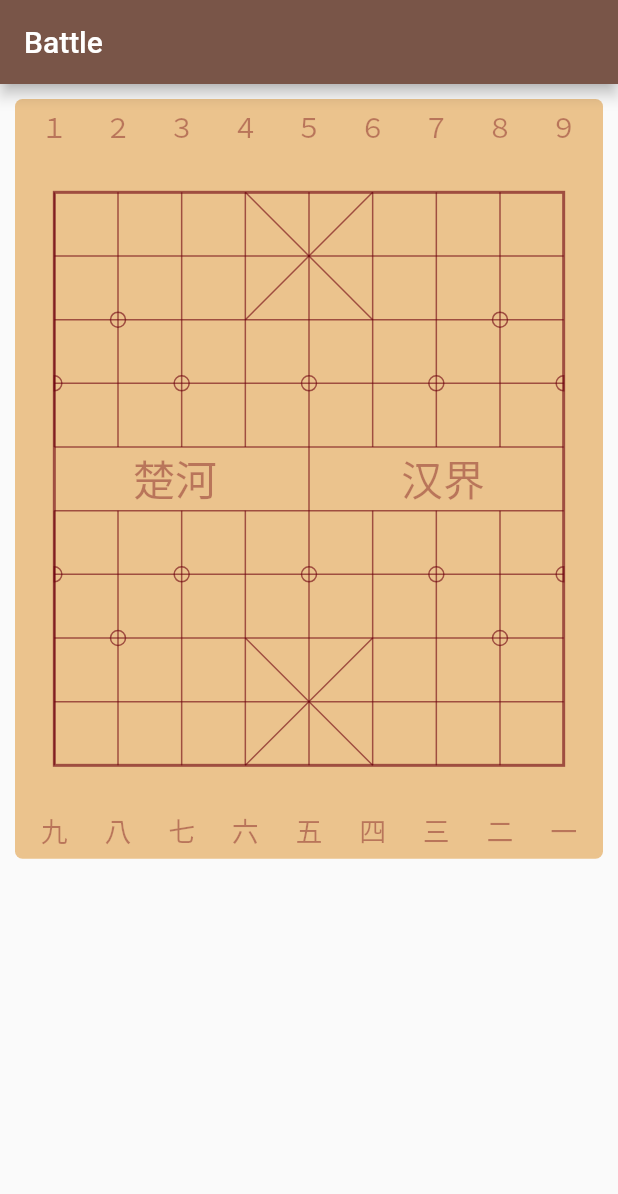
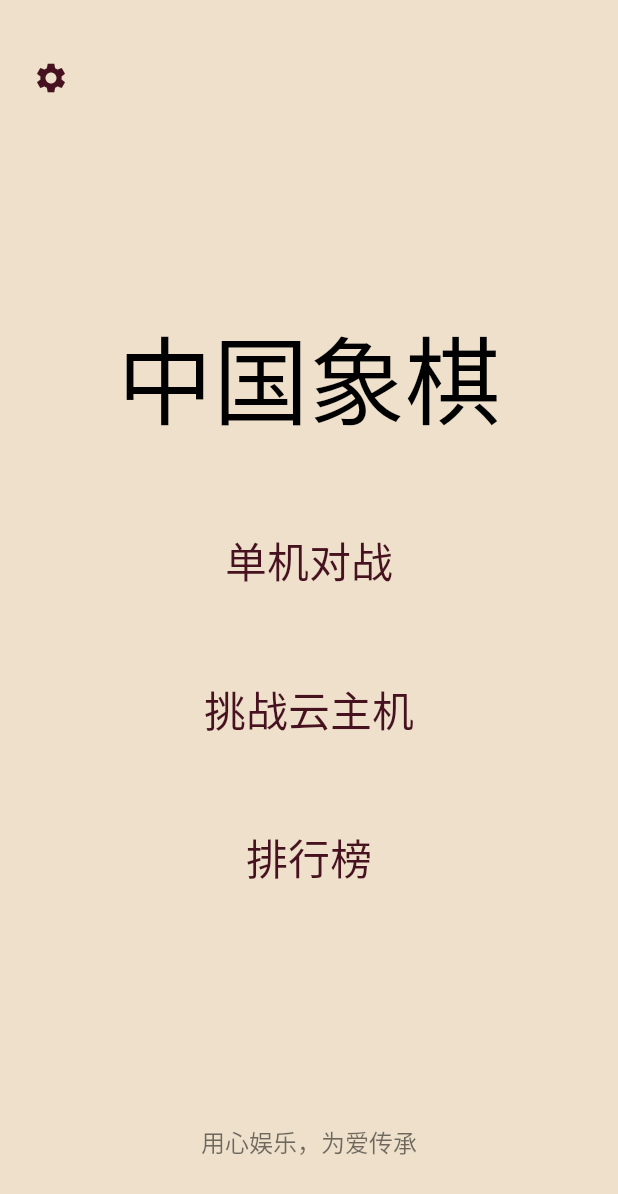
Before and after one commit to YoungPeak/chessboard, a Flutter app: the screen it shows after launch, on a phone screen of 412 x 824 dp. Shown: the top 1194 px of the screen. Run offline on Flutter 3.47's test engine with Material 2 defaults, Android fonts, the phone set to English and light mode, and no system bars; Roboto replaces fonts that are missing (QiTi).

Commit message:
feat: 添加首页

```diff
--- a/lib/common/color-consts.dart
+++ b/lib/common/color-consts.dart
@@ -3,6 +3,20 @@ import 'dart:ui';
 import 'package:flutter/material.dart';
 
 class ColorConsts {
+
+  // Logo 的颜色，一般都是品牌色
+  static const LogoColor = Color(0xFF6D000D);
+
+  // 主色，App 定调的颜色，一般从 Logo 中提升
+  static const Primary = Color(0xFF461220);
+  // 辅助色
+  static const Secondary = Color(0x99461220);
+
+  // 深色背景
+  static const DarkBackground = Colors.brown;
+  // 浅色背景
+  static const LightBackground = Color(0xFFEEE0CB);
+
   // 棋盘颜色
   static const BoardBackground = Color(0xFFEBC38D);
 
--- a/lib/main.dart
+++ b/lib/main.dart
@@ -1,15 +1,19 @@
 import 'package:chessboard/routes/battle-page.dart';
+import 'package:chessboard/routes/main-menu.dart';
 import 'package:flutter/material.dart';
 
 void main() => runApp(ChessRoadApp());
 
 class ChessRoadApp extends StatelessWidget {
+
+  static const StatusBarHeight = 28.0;
+
   @override
   Widget build(BuildContext context) {
     return MaterialApp(
-      theme: ThemeData(primarySwatch: Colors.brown),
+      theme: ThemeData(primarySwatch: Colors.brown, fontFamily: 'QiTi'),
       debugShowCheckedModeBanner: false,
-      home: BattlePage(),
+      home: MainMenu(),
     );
   }
 
--- /dev/null
+++ b/lib/routes/main-menu.dart
@@ -0,0 +1,62 @@
+
+import 'package:chessboard/common/color-consts.dart';
+import 'package:chessboard/main.dart';
+import 'package:chessboard/routes/battle-page.dart';
+import 'package:flutter/material.dart';
+
+class MainMenu extends StatelessWidget {
+  @override
+  Widget build(BuildContext context) {
+
+    final nameStyle = TextStyle(
+      fontSize: 64,
+      color: Colors.black
+    );
+
+    final menuItemStyle = TextStyle(
+      fontSize: 28,
+      color: ColorConsts.Primary,
+    );
+
+    final menuItems = Center(
+      child: Column(
+        children: <Widget>[
+          Expanded(child: SizedBox(), flex: 4),
+          Text('中国象棋', style: nameStyle, textAlign: TextAlign.center),
+          Expanded(child: SizedBox()),
+          FlatButton(child: Text('单机对战', style: menuItemStyle), onPressed: (){}),
+          Expanded(child: SizedBox()),
+          FlatButton(child: Text('挑战云主机', style: menuItemStyle)
+              , onPressed: (){
+                  Navigator.of(context).push(
+                    MaterialPageRoute(builder: (context) => BattlePage())
+                  );
+              }),
+          Expanded(child: SizedBox()),
+          FlatButton(child: Text('排行榜', style: menuItemStyle), onPressed: (){}),
+          Expanded(child: SizedBox(), flex: 3),
+          Text('用心娱乐，为爱传承', style: TextStyle(color: Colors.black54, fontSize: 16)),
+          Expanded(child: SizedBox())
+        ],
+      )
+    );
+
+    return Scaffold(
+      backgroundColor: ColorConsts.LightBackground,
+      body: Stack(
+        children: <Widget>[
+          menuItems,
+          Positioned(
+            top: ChessRoadApp.StatusBarHeight,
+            left: 10,
+            child: IconButton(
+              icon: Icon(Icons.settings, color: ColorConsts.Primary),
+              onPressed: (){}
+            ),
+          )
+        ],
+      ),
+    );
+  }
+
+}
```
